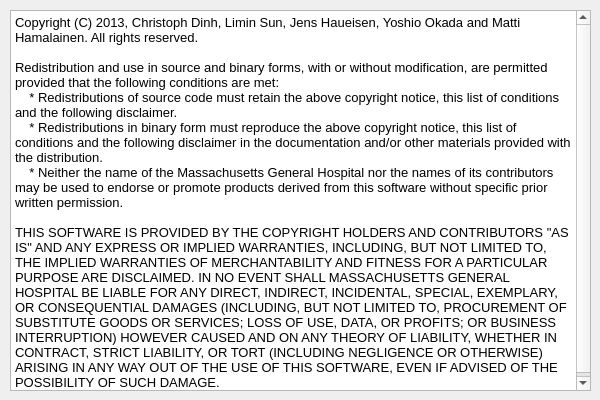
Above: applications/mne_x/plugins/babymeg/FormFiles/babymegabout.ui from mne-tools/mne-cpp before the change. Below: the same form after it.
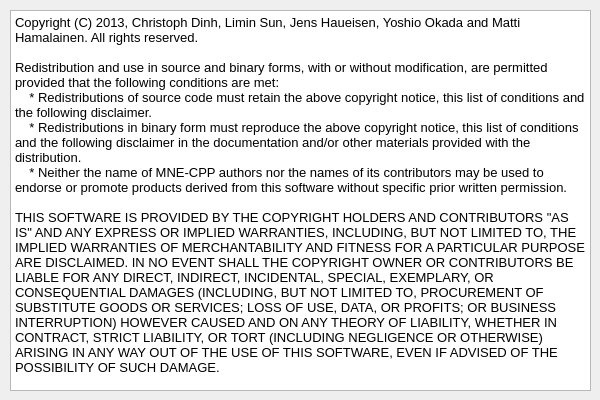
That is the form after the change.

The edit to the form file:
```diff
--- a/applications/mne_x/plugins/babymeg/FormFiles/babymegabout.ui
+++ b/applications/mne_x/plugins/babymeg/FormFiles/babymegabout.ui
@@ -56,9 +56,9 @@
 &lt;p style=&quot; margin-top:0px; margin-bottom:0px; margin-left:0px; margin-right:0px; -qt-block-indent:0; text-indent:0px;&quot;&gt;&lt;span style=&quot; font-family:'Courier New,courier'; font-size:10pt; color:#000000;&quot;&gt;Redistribution and use in source and binary forms, with or without modification, are permitted provided that the following conditions are met:&lt;/span&gt;&lt;/p&gt;
 &lt;p style=&quot; margin-top:0px; margin-bottom:0px; margin-left:0px; margin-right:0px; -qt-block-indent:0; text-indent:0px;&quot;&gt;&lt;span style=&quot; font-family:'Courier New,courier'; font-size:10pt; color:#000000;&quot;&gt;    * Redistributions of source code must retain the above copyright notice, this list of conditions and the following disclaimer.&lt;/span&gt;&lt;/p&gt;
 &lt;p style=&quot; margin-top:0px; margin-bottom:0px; margin-left:0px; margin-right:0px; -qt-block-indent:0; text-indent:0px;&quot;&gt;&lt;span style=&quot; font-family:'Courier New,courier'; font-size:10pt; color:#000000;&quot;&gt;    * Redistributions in binary form must reproduce the above copyright notice, this list of conditions and the following disclaimer in the documentation and/or other materials provided with the distribution.&lt;/span&gt;&lt;/p&gt;
-&lt;p style=&quot; margin-top:0px; margin-bottom:0px; margin-left:0px; margin-right:0px; -qt-block-indent:0; text-indent:0px;&quot;&gt;&lt;span style=&quot; font-family:'Courier New,courier'; font-size:10pt; color:#000000;&quot;&gt;    * Neither the name of the Massachusetts General Hospital nor the names of its contributors may be used to endorse or promote products derived from this software without specific prior written permission.&lt;/span&gt;&lt;/p&gt;
+&lt;p style=&quot; margin-top:0px; margin-bottom:0px; margin-left:0px; margin-right:0px; -qt-block-indent:0; text-indent:0px;&quot;&gt;&lt;span style=&quot; font-family:'Courier New,courier'; font-size:10pt; color:#000000;&quot;&gt;    * Neither the name of MNE-CPP authors nor the names of its contributors may be used to endorse or promote products derived from this software without specific prior written permission.&lt;/span&gt;&lt;/p&gt;
 &lt;p style=&quot;-qt-paragraph-type:empty; margin-top:0px; margin-bottom:0px; margin-left:0px; margin-right:0px; -qt-block-indent:0; text-indent:0px; font-family:'Courier New,courier'; font-size:10pt; color:#000000;&quot;&gt;&lt;br /&gt;&lt;/p&gt;
-&lt;p style=&quot; margin-top:0px; margin-bottom:0px; margin-left:0px; margin-right:0px; -qt-block-indent:0; text-indent:0px;&quot;&gt;&lt;span style=&quot; font-family:'Courier New,courier'; font-size:10pt; color:#000000;&quot;&gt;THIS SOFTWARE IS PROVIDED BY THE COPYRIGHT HOLDERS AND CONTRIBUTORS &amp;quot;AS IS&amp;quot; AND ANY EXPRESS OR IMPLIED WARRANTIES, INCLUDING, BUT NOT LIMITED TO, THE IMPLIED WARRANTIES OF MERCHANTABILITY AND FITNESS FOR A PARTICULAR PURPOSE ARE DISCLAIMED. IN NO EVENT SHALL MASSACHUSETTS GENERAL HOSPITAL BE LIABLE FOR ANY DIRECT, INDIRECT, INCIDENTAL, SPECIAL, EXEMPLARY, OR CONSEQUENTIAL DAMAGES (INCLUDING, BUT NOT LIMITED TO, PROCUREMENT OF SUBSTITUTE GOODS OR SERVICES; LOSS OF USE, DATA, OR PROFITS; OR BUSINESS INTERRUPTION) HOWEVER CAUSED AND ON ANY THEORY OF LIABILITY, WHETHER IN CONTRACT, STRICT LIABILITY, OR TORT (INCLUDING NEGLIGENCE OR OTHERWISE) ARISING IN ANY WAY OUT OF THE USE OF THIS SOFTWARE, EVEN IF ADVISED OF THE POSSIBILITY OF SUCH DAMAGE.&lt;/span&gt;&lt;/p&gt;&lt;/td&gt;&lt;/tr&gt;&lt;/table&gt;&lt;/body&gt;&lt;/html&gt;</string>
+&lt;p style=&quot; margin-top:0px; margin-bottom:0px; margin-left:0px; margin-right:0px; -qt-block-indent:0; text-indent:0px;&quot;&gt;&lt;span style=&quot; font-family:'Courier New,courier'; font-size:10pt; color:#000000;&quot;&gt;THIS SOFTWARE IS PROVIDED BY THE COPYRIGHT HOLDERS AND CONTRIBUTORS &amp;quot;AS IS&amp;quot; AND ANY EXPRESS OR IMPLIED WARRANTIES, INCLUDING, BUT NOT LIMITED TO, THE IMPLIED WARRANTIES OF MERCHANTABILITY AND FITNESS FOR A PARTICULAR PURPOSE ARE DISCLAIMED. IN NO EVENT SHALL THE COPYRIGHT OWNER OR CONTRIBUTORS BE LIABLE FOR ANY DIRECT, INDIRECT, INCIDENTAL, SPECIAL, EXEMPLARY, OR CONSEQUENTIAL DAMAGES (INCLUDING, BUT NOT LIMITED TO, PROCUREMENT OF SUBSTITUTE GOODS OR SERVICES; LOSS OF USE, DATA, OR PROFITS; OR BUSINESS INTERRUPTION) HOWEVER CAUSED AND ON ANY THEORY OF LIABILITY, WHETHER IN CONTRACT, STRICT LIABILITY, OR TORT (INCLUDING NEGLIGENCE OR OTHERWISE) ARISING IN ANY WAY OUT OF THE USE OF THIS SOFTWARE, EVEN IF ADVISED OF THE POSSIBILITY OF SUCH DAMAGE.&lt;/span&gt;&lt;/p&gt;&lt;/td&gt;&lt;/tr&gt;&lt;/table&gt;&lt;/body&gt;&lt;/html&gt;</string>
    </property>
   </widget>
  </widget>
```
